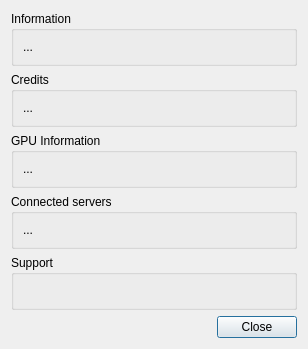
The window that client/src/ui/dialogs/about_dialog.ui (networkoptix/nx_open) describes before a commit, drawn with Qt 5.
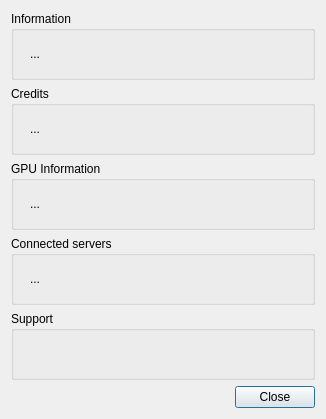
The same window after the commit.

Commit message:
VMS-2761 - Do not show systemId instead of IP on "Version mismatch" dialog
<==== Mercurial data ====>
Branch: dev_3.0.0_gui

```diff
--- a/client/src/ui/dialogs/about_dialog.ui
+++ b/client/src/ui/dialogs/about_dialog.ui
@@ -6,8 +6,8 @@
    <rect>
     <x>0</x>
     <y>0</y>
-    <width>308</width>
-    <height>301</height>
+    <width>326</width>
+    <height>371</height>
    </rect>
   </property>
   <property name="sizePolicy">
@@ -32,6 +32,21 @@
       <string>Information</string>
      </property>
      <layout class="QVBoxLayout" name="verticalLayout_2">
+      <property name="spacing">
+       <number>8</number>
+      </property>
+      <property name="leftMargin">
+       <number>16</number>
+      </property>
+      <property name="topMargin">
+       <number>16</number>
+      </property>
+      <property name="rightMargin">
+       <number>16</number>
+      </property>
+      <property name="bottomMargin">
+       <number>16</number>
+      </property>
       <item>
        <widget class="QLabel" name="versionLabel">
         <property name="sizePolicy">
@@ -63,6 +78,21 @@
       <string>Credits</string>
      </property>
      <layout class="QVBoxLayout" name="verticalLayout_3">
+      <property name="spacing">
+       <number>8</number>
+      </property>
+      <property name="leftMargin">
+       <number>16</number>
+      </property>
+      <property name="topMargin">
+       <number>16</number>
+      </property>
+      <property name="rightMargin">
+       <number>16</number>
+      </property>
+      <property name="bottomMargin">
+       <number>16</number>
+      </property>
       <item>
        <widget class="QLabel" name="creditsLabel">
         <property name="sizePolicy">
@@ -94,6 +124,21 @@
       <string>GPU Information</string>
      </property>
      <layout class="QVBoxLayout" name="verticalLayout_4">
+      <property name="spacing">
+       <number>8</number>
+      </property>
+      <property name="leftMargin">
+       <number>16</number>
+      </property>
+      <property name="topMargin">
+       <number>16</number>
+      </property>
+      <property name="rightMargin">
+       <number>16</number>
+      </property>
+      <property name="bottomMargin">
+       <number>16</number>
+      </property>
       <item>
        <widget class="QLabel" name="gpuLabel">
         <property name="sizePolicy">
@@ -125,6 +170,21 @@
       <string>Connected servers</string>
      </property>
      <layout class="QVBoxLayout" name="verticalLayout_5">
+      <property name="spacing">
+       <number>8</number>
+      </property>
+      <property name="leftMargin">
+       <number>16</number>
+      </property>
+      <property name="topMargin">
+       <number>16</number>
+      </property>
+      <property name="rightMargin">
+       <number>16</number>
+      </property>
+      <property name="bottomMargin">
+       <number>16</number>
+      </property>
       <item>
        <widget class="QLabel" name="serversLabel">
         <property name="sizePolicy">
@@ -156,6 +216,21 @@
       <string>Support</string>
      </property>
      <layout class="QVBoxLayout" name="verticalLayout_6">
+      <property name="spacing">
+       <number>8</number>
+      </property>
+      <property name="leftMargin">
+       <number>16</number>
+      </property>
+      <property name="topMargin">
+       <number>16</number>
+      </property>
+      <property name="rightMargin">
+       <number>16</number>
+      </property>
+      <property name="bottomMargin">
+       <number>16</number>
+      </property>
       <item>
        <widget class="QLabel" name="supportEmailLabel">
         <property name="text">
```
The commit also changes 2 other files.
